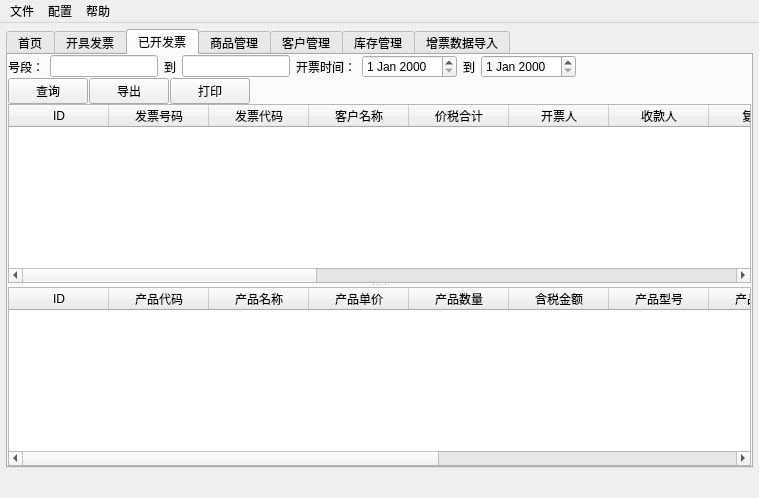
Qt form src/invoice/gui/mainwindow.ui (lcw2004/fapiao) before a commit.
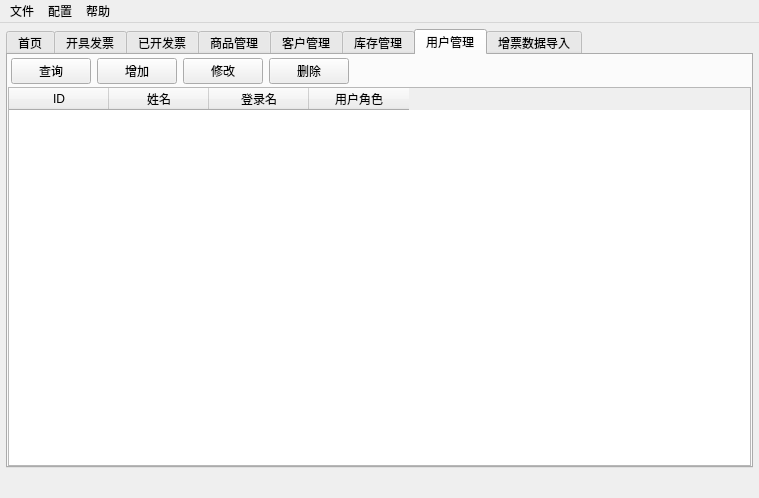
The same form after that commit. Icons and pictures are not drawn.

Commit message: 添加用户管理的功能

What changed in the file:
```diff
--- a/src/invoice/gui/mainwindow.ui
+++ b/src/invoice/gui/mainwindow.ui
@@ -31,7 +31,7 @@
     <item>
      <widget class="QTabWidget" name="tabWidget">
       <property name="currentIndex">
-       <number>2</number>
+       <number>6</number>
       </property>
       <widget class="QWidget" name="tab">
        <attribute name="title">
@@ -1195,6 +1195,107 @@
         </item>
        </layout>
       </widget>
+      <widget class="QWidget" name="tab_6">
+       <attribute name="title">
+        <string>用户管理</string>
+       </attribute>
+       <layout class="QVBoxLayout" name="verticalLayout">
+        <property name="spacing">
+         <number>0</number>
+        </property>
+        <property name="margin">
+         <number>0</number>
+        </property>
+        <item>
+         <layout class="QHBoxLayout" name="horizontalLayout_11">
+          <property name="margin">
+           <number>3</number>
+          </property>
+          <item>
+           <widget class="QPushButton" name="user_query_btn">
+            <property name="text">
+             <string>查询</string>
+            </property>
+            <property name="icon">
+             <iconset>
+              <normaloff>image/032.png</normaloff>image/032.png</iconset>
+            </property>
+           </widget>
+          </item>
+          <item>
+           <widget class="QPushButton" name="user_add_btn">
+            <property name="text">
+             <string>增加</string>
+            </property>
+            <property name="icon">
+             <iconset>
+              <normaloff>image/007.png</normaloff>image/007.png</iconset>
+            </property>
+           </widget>
+          </item>
+          <item>
+           <widget class="QPushButton" name="user_update_btn">
+            <property name="text">
+             <string>修改</string>
+            </property>
+            <property name="icon">
+             <iconset>
+              <normaloff>image/014.png</normaloff>image/014.png</iconset>
+            </property>
+           </widget>
+          </item>
+          <item>
+           <widget class="QPushButton" name="user_delete_btn">
+            <property name="text">
+             <string>删除</string>
+            </property>
+            <property name="icon">
+             <iconset>
+              <normaloff>image/delete.png</normaloff>image/delete.png</iconset>
+            </property>
+           </widget>
+          </item>
+          <item>
+           <spacer name="horizontalSpacer_8">
+            <property name="orientation">
+             <enum>Qt::Horizontal</enum>
+            </property>
+            <property name="sizeHint" stdset="0">
+             <size>
+              <width>40</width>
+              <height>20</height>
+             </size>
+            </property>
+           </spacer>
+          </item>
+         </layout>
+        </item>
+        <item>
+         <widget class="QTableWidget" name="user_table">
+          <column>
+           <property name="text">
+            <string>ID</string>
+           </property>
+          </column>
+          <column>
+           <property name="text">
+            <string>姓名</string>
+           </property>
+          </column>
+          <column>
+           <property name="text">
+            <string>登录名</string>
+           </property>
+          </column>
+          <column>
+           <property name="text">
+            <string>用户角色</string>
+           </property>
+          </column>
+         </widget>
+        </item>
+       </layout>
+      </widget>
       <widget class="QWidget" name="tab_0">
        <property name="styleSheet">
         <string notr="true"/>
```
The commit also changes 9 other files.
